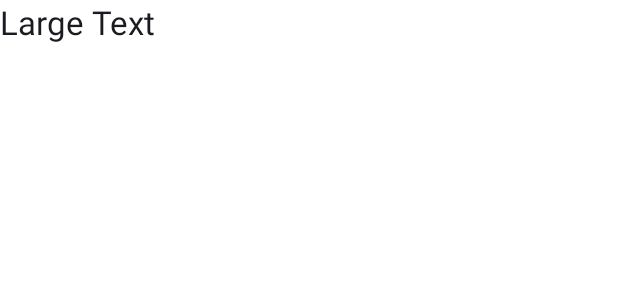
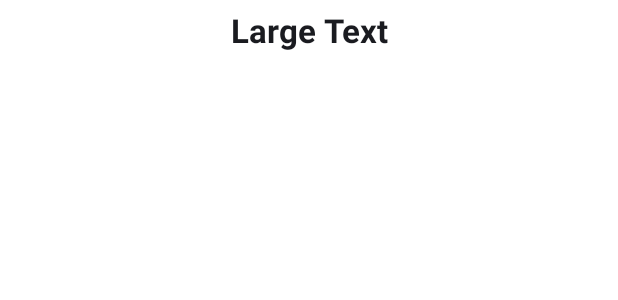
Before and after one commit to Roos94/Galgespillet, an Android app: the layout fragment_highscore.xml on its own in the app's theme, with its tools: preview values and no code run, on a phone screen of 412 x 824 dp. Shown: the top 300 px of the screen. Run offline under Robolectric (Android 15) with nearby library versions, the phone set to English and light mode, and no system bars; network calls fail.

Commit message:
highscore design update

```diff
--- a/app/src/main/java/com/dtu/smmac/galgespil2/Fragment/Game.java
+++ b/app/src/main/java/com/dtu/smmac/galgespil2/Fragment/Game.java
@@ -41,7 +41,7 @@ public class Game extends Fragment implements View.OnClickListener {
     private int playerLevel = 0;
     private long combinedHighscore = 0;
 
-    // *** Soundeffects ***
+    // *** Soundeffects ***ø
     private MediaPlayer applauseEffect, wrongLetterEffect, correctLetterEffect, gameOverEffect, usedLetterEffect, noLetterEffect, timesUpEffect;
 
 
--- a/app/src/main/java/com/dtu/smmac/galgespil2/Fragment/Highscore.java
+++ b/app/src/main/java/com/dtu/smmac/galgespil2/Fragment/Highscore.java
@@ -36,7 +36,7 @@ public class Highscore extends Fragment {
         lv = (ListView) rod.findViewById(R.id.lvHighscore);
         tv = (TextView) rod.findViewById(R.id.tvHighscore);
 
-        tv.setText("Highscore liste:");
+        tv.setText("HIGHSCORELISTE");
 
         new AsyncTask()
         {
--- a/app/src/main/res/layout/fragment_highscore.xml
+++ b/app/src/main/res/layout/fragment_highscore.xml
@@ -12,7 +12,11 @@
         android:text="Large Text"
         android:id="@+id/tvHighscore"
         android:layout_alignParentTop="true"
-        android:layout_alignParentStart="true" />
+        android:layout_alignParentStart="true"
+        android:gravity="center"
+        android:textStyle="bold"
+        android:layout_marginTop="5dp"
+        android:layout_marginBottom="10dp" />
 
     <ListView
         android:layout_width="fill_parent"
```
